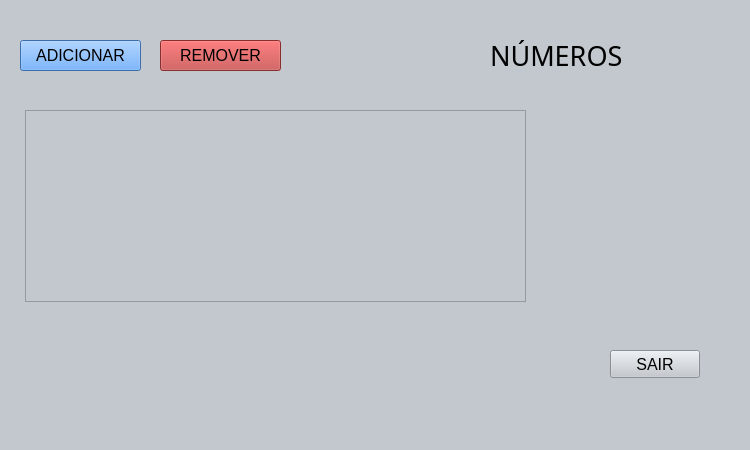
This is UIs/numeros.ui in omahteu/botelegram as Qt 5 draws it before an edit. The edited form follows.
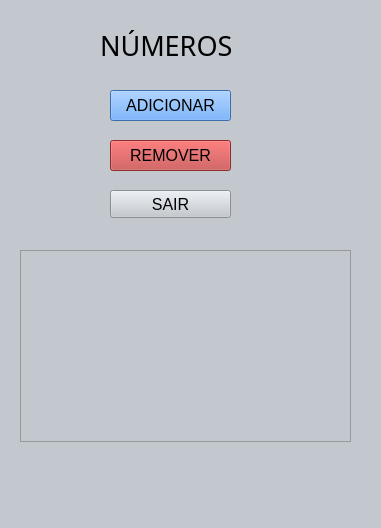
This is the edited form.

Diff of the .ui file:
```diff
--- a/UIs/numeros.ui
+++ b/UIs/numeros.ui
@@ -6,8 +6,8 @@
    <rect>
     <x>0</x>
     <y>0</y>
-    <width>750</width>
-    <height>450</height>
+    <width>381</width>
+    <height>528</height>
    </rect>
   </property>
   <property name="windowTitle">
@@ -20,8 +20,8 @@
    <widget class="QPushButton" name="adicionar">
     <property name="geometry">
      <rect>
-      <x>20</x>
-      <y>40</y>
+      <x>110</x>
+      <y>90</y>
       <width>121</width>
       <height>31</height>
      </rect>
@@ -42,8 +42,8 @@
    <widget class="QPushButton" name="remover">
     <property name="geometry">
      <rect>
-      <x>160</x>
-      <y>40</y>
+      <x>110</x>
+      <y>140</y>
       <width>121</width>
       <height>31</height>
      </rect>
@@ -63,8 +63,8 @@
    <widget class="QLabel" name="label">
     <property name="geometry">
      <rect>
-      <x>490</x>
-      <y>40</y>
+      <x>100</x>
+      <y>30</y>
       <width>181</width>
       <height>31</height>
      </rect>
@@ -82,9 +82,9 @@
    <widget class="QListWidget" name="listaNumeros">
     <property name="geometry">
      <rect>
-      <x>25</x>
-      <y>110</y>
-      <width>501</width>
+      <x>20</x>
+      <y>250</y>
+      <width>331</width>
       <height>192</height>
      </rect>
     </property>
@@ -92,9 +92,9 @@
    <widget class="QPushButton" name="sair">
     <property name="geometry">
      <rect>
-      <x>610</x>
-      <y>350</y>
-      <width>90</width>
+      <x>110</x>
+      <y>190</y>
+      <width>121</width>
       <height>28</height>
      </rect>
     </property>
```
Left out of the diff: 2 changed lines with no effect on the pictures.
